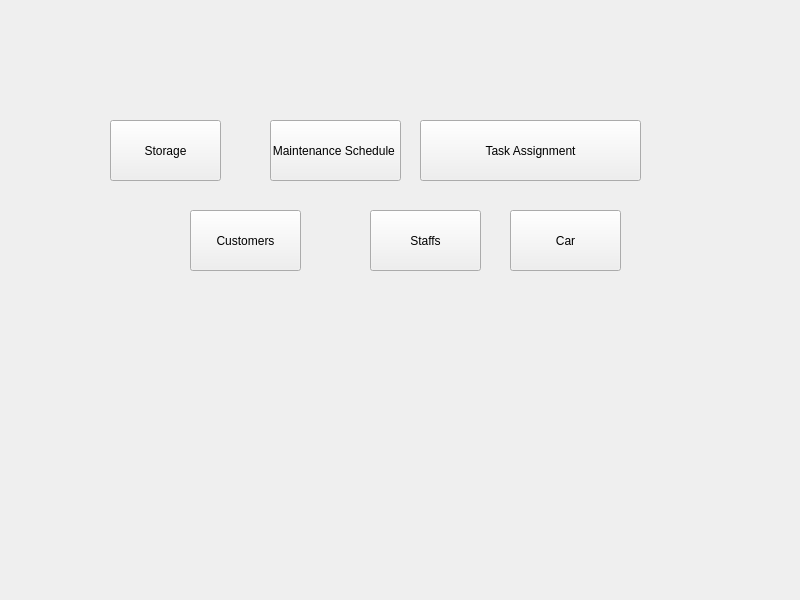
Old version of the form mainwindow.ui in the repository totargaming/AutomotiveRepairManagement.
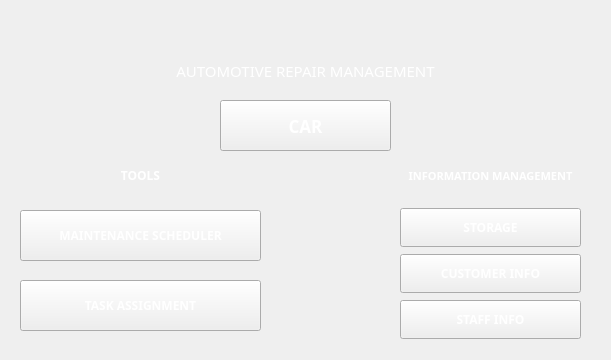
New version of the form. Icons and pictures are not drawn.

Patch:
```diff
--- a/mainwindow.ui
+++ b/mainwindow.ui
@@ -6,90 +6,678 @@
    <rect>
     <x>0</x>
     <y>0</y>
-    <width>800</width>
-    <height>600</height>
+    <width>611</width>
+    <height>360</height>
    </rect>
   </property>
+  <property name="minimumSize">
+   <size>
+    <width>611</width>
+    <height>360</height>
+   </size>
+  </property>
+  <property name="maximumSize">
+   <size>
+    <width>611</width>
+    <height>360</height>
+   </size>
+  </property>
+  <property name="palette">
+   <palette>
+    <active>
+     <colorrole role="WindowText">
+      <brush brushstyle="SolidPattern">
+       <color alpha="255">
+        <red>255</red>
+        <green>255</green>
+        <blue>255</blue>
+       </color>
+      </brush>
+     </colorrole>
+     <colorrole role="Text">
+      <brush brushstyle="SolidPattern">
+       <color alpha="255">
+        <red>255</red>
+        <green>255</green>
+        <blue>255</blue>
+       </color>
+      </brush>
+     </colorrole>
+     <colorrole role="ButtonText">
+      <brush brushstyle="SolidPattern">
+       <color alpha="255">
+        <red>255</red>
+        <green>255</green>
+        <blue>255</blue>
+       </color>
+      </brush>
+     </colorrole>
+     <colorrole role="PlaceholderText">
+      <brush brushstyle="SolidPattern">
+       <color alpha="128">
+        <red>255</red>
+        <green>255</green>
+        <blue>255</blue>
+       </color>
+      </brush>
+     </colorrole>
+    </active>
+    <inactive>
+     <colorrole role="WindowText">
+      <brush brushstyle="SolidPattern">
+       <color alpha="255">
+        <red>255</red>
+        <green>255</green>
+        <blue>255</blue>
+       </color>
+      </brush>
+     </colorrole>
+     <colorrole role="Text">
+      <brush brushstyle="SolidPattern">
+       <color alpha="255">
+        <red>255</red>
+        <green>255</green>
+        <blue>255</blue>
+       </color>
+      </brush>
+     </colorrole>
+     <colorrole role="ButtonText">
+      <brush brushstyle="SolidPattern">
+       <color alpha="255">
+        <red>255</red>
+        <green>255</green>
+        <blue>255</blue>
+       </color>
+      </brush>
+     </colorrole>
+     <colorrole role="PlaceholderText">
+      <brush brushstyle="SolidPattern">
+       <color alpha="128">
+        <red>255</red>
+        <green>255</green>
+        <blue>255</blue>
+       </color>
+      </brush>
+     </colorrole>
+    </inactive>
+    <disabled>
+     <colorrole role="WindowText">
+      <brush brushstyle="SolidPattern">
+       <color alpha="255">
+        <red>255</red>
+        <green>255</green>
+        <blue>255</blue>
+       </color>
+      </brush>
+     </colorrole>
+     <colorrole role="Text">
+      <brush brushstyle="SolidPattern">
+       <color alpha="255">
+        <red>255</red>
+        <green>255</green>
+        <blue>255</blue>
+       </color>
+      </brush>
+     </colorrole>
+     <colorrole role="ButtonText">
+      <brush brushstyle="SolidPattern">
+       <color alpha="255">
+        <red>255</red>
+        <green>255</green>
+        <blue>255</blue>
+       </color>
+      </brush>
+     </colorrole>
+     <colorrole role="PlaceholderText">
+      <brush brushstyle="SolidPattern">
+       <color alpha="128">
+        <red>255</red>
+        <green>255</green>
+        <blue>255</blue>
+       </color>
+      </brush>
+     </colorrole>
+    </disabled>
+   </palette>
+  </property>
+  <property name="font">
+   <font>
+    <family>STHupo</family>
+   </font>
+  </property>
   <property name="windowTitle">
-   <string>MainWindow</string>
+   <string>Automotive Repair Management</string>
+  </property>
+  <property name="windowIcon">
+   <iconset resource="appIcon.qrc">
+    <normaloff>:/icon/icons/Main.png</normaloff>:/icon/icons/Main.png</iconset>
+  </property>
+  <property name="styleSheet">
+   <string notr="true">background-image: url(:/icon/icons/background.jpg);
+background-repeat: no-repeat;
+background-position: center;
+
+</string>
   </property>
   <widget class="QWidget" name="centralwidget">
+   <widget class="QPushButton" name="Car">
+    <property name="geometry">
+     <rect>
+      <x>220</x>
+      <y>100</y>
+      <width>171</width>
+      <height>51</height>
+     </rect>
+    </property>
+    <property name="font">
+     <font>
+      <family>Yu Gothic UI Semibold</family>
+      <pointsize>13</pointsize>
+      <bold>true</bold>
+     </font>
+    </property>
+    <property name="cursor">
+     <cursorShape>PointingHandCursor</cursorShape>
+    </property>
+    <property name="autoFillBackground">
+     <bool>false</bool>
+    </property>
+    <property name="text">
+     <string>CAR</string>
+    </property>
+    <property name="icon">
+     <iconset resource="appIcon.qrc">
+      <normaloff>:/icon/icons/Car.png</normaloff>:/icon/icons/Car.png</iconset>
+    </property>
+    <property name="iconSize">
+     <size>
+      <width>30</width>
+      <height>30</height>
+     </size>
+    </property>
+   </widget>
+   <widget class="QLabel" name="label_2">
+    <property name="geometry">
+     <rect>
+      <x>50</x>
+      <y>160</y>
+      <width>181</width>
+      <height>31</height>
+     </rect>
+    </property>
+    <property name="font">
+     <font>
+      <family>Yu Gothic UI Semibold</family>
+      <pointsize>9</pointsize>
+      <bold>true</bold>
+     </font>
+    </property>
+    <property name="layoutDirection">
+     <enum>Qt::LeftToRight</enum>
+    </property>
+    <property name="autoFillBackground">
+     <bool>false</bool>
+    </property>
+    <property name="text">
+     <string>TOOLS</string>
+    </property>
+    <property name="alignment">
+     <set>Qt::AlignCenter</set>
+    </property>
+   </widget>
+   <widget class="QLabel" name="label_3">
+    <property name="geometry">
+     <rect>
+      <x>140</x>
+      <y>50</y>
+      <width>331</width>
+      <height>41</height>
+     </rect>
+    </property>
+    <property name="font">
+     <font>
+      <family>Sitka</family>
+      <pointsize>11</pointsize>
+     </font>
+    </property>
+    <property name="layoutDirection">
+     <enum>Qt::RightToLeft</enum>
+    </property>
+    <property name="text">
+     <string>AUTOMOTIVE REPAIR MANAGEMENT</string>
+    </property>
+    <property name="alignment">
+     <set>Qt::AlignCenter</set>
+    </property>
+   </widget>
+   <widget class="QPushButton" name="exitBtn">
+    <property name="geometry">
+     <rect>
+      <x>10</x>
+      <y>10</y>
+      <width>41</width>
+      <height>41</height>
+     </rect>
+    </property>
+    <property name="palette">
+     <palette>
+      <active>
+       <colorrole role="WindowText">
+        <brush brushstyle="SolidPattern">
+         <color alpha="255">
+          <red>255</red>
+          <green>255</green>
+          <blue>255</blue>
+         </color>
+        </brush>
+       </colorrole>
+       <colorrole role="Button">
+        <brush brushstyle="SolidPattern">
+         <color alpha="0">
+          <red>0</red>
+          <green>0</green>
+          <blue>0</blue>
+         </color>
+        </brush>
+       </colorrole>
+       <colorrole role="Text">
+        <brush brushstyle="SolidPattern">
+         <color alpha="255">
+          <red>255</red>
+          <green>255</green>
+          <blue>255</blue>
+         </color>
+        </brush>
+       </colorrole>
+       <colorrole role="ButtonText">
+        <brush brushstyle="SolidPattern">
+         <color alpha="255">
+          <red>255</red>
+          <green>255</green>
+          <blue>255</blue>
+         </color>
+        </brush>
+       </colorrole>
+       <colorrole role="Base">
+        <brush brushstyle="SolidPattern">
+         <color alpha="0">
+          <red>0</red>
+          <green>0</green>
+          <blue>0</blue>
+         </color>
+        </brush>
+       </colorrole>
+       <colorrole role="Window">
+        <brush brushstyle="SolidPattern">
+         <color alpha="0">
+          <red>0</red>
+          <green>0</green>
+          <blue>0</blue>
+         </color>
+        </brush>
+       </colorrole>
+       <colorrole role="PlaceholderText">
+        <brush brushstyle="SolidPattern">
+         <color alpha="128">
+          <red>255</red>
+          <green>255</green>
+          <blue>255</blue>
+         </color>
+        </brush>
+       </colorrole>
+      </active>
+      <inactive>
+       <colorrole role="WindowText">
+        <brush brushstyle="SolidPattern">
+         <color alpha="255">
+          <red>255</red>
+          <green>255</green>
+          <blue>255</blue>
+         </color>
+        </brush>
+       </colorrole>
+       <colorrole role="Button">
+        <brush brushstyle="SolidPattern">
+         <color alpha="0">
+          <red>0</red>
+          <green>0</green>
+          <blue>0</blue>
+         </color>
+        </brush>
+       </colorrole>
+       <colorrole role="Text">
+        <brush brushstyle="SolidPattern">
+         <color alpha="255">
+          <red>255</red>
+          <green>255</green>
+          <blue>255</blue>
+         </color>
+        </brush>
+       </colorrole>
+       <colorrole role="ButtonText">
+        <brush brushstyle="SolidPattern">
+         <color alpha="255">
+          <red>255</red>
+          <green>255</green>
+          <blue>255</blue>
+         </color>
+        </brush>
+       </colorrole>
+       <colorrole role="Base">
+        <brush brushstyle="SolidPattern">
+         <color alpha="0">
+          <red>0</red>
+          <green>0</green>
+          <blue>0</blue>
+         </color>
+        </brush>
+       </colorrole>
+       <colorrole role="Window">
+        <brush brushstyle="SolidPattern">
+         <color alpha="0">
+          <red>0</red>
+          <green>0</green>
+          <blue>0</blue>
+         </color>
+        </brush>
+       </colorrole>
+       <colorrole role="PlaceholderText">
+        <brush brushstyle="SolidPattern">
+         <color alpha="128">
+          <red>255</red>
+          <green>255</green>
+          <blue>255</blue>
+         </color>
+        </brush>
+       </colorrole>
+      </inactive>
+      <disabled>
+       <colorrole role="WindowText">
+        <brush brushstyle="SolidPattern">
+         <color alpha="255">
+          <red>255</red>
+          <green>255</green>
+          <blue>255</blue>
+         </color>
+        </brush>
+       </colorrole>
+       <colorrole role="Button">
+        <brush brushstyle="SolidPattern">
+         <color alpha="0">
+          <red>0</red>
+          <green>0</green>
+          <blue>0</blue>
+         </color>
+        </brush>
+       </colorrole>
+       <colorrole role="Text">
+        <brush brushstyle="SolidPattern">
+         <color alpha="255">
+          <red>255</red>
+          <green>255</green>
+          <blue>255</blue>
+         </color>
+        </brush>
+       </colorrole>
+       <colorrole role="ButtonText">
+        <brush brushstyle="SolidPattern">
+         <color alpha="255">
+          <red>255</red>
+          <green>255</green>
+          <blue>255</blue>
+         </color>
+        </brush>
+       </colorrole>
+       <colorrole role="Base">
+        <brush brushstyle="SolidPattern">
+         <color alpha="0">
+          <red>0</red>
+          <green>0</green>
+          <blue>0</blue>
+         </color>
+        </brush>
+       </colorrole>
+       <colorrole role="Window">
+        <brush brushstyle="SolidPattern">
+         <color alpha="0">
+          <red>0</red>
+          <green>0</green>
+          <blue>0</blue>
+         </color>
+        </brush>
+       </colorrole>
+       <colorrole role="PlaceholderText">
+        <brush brushstyle="SolidPattern">
+         <color alpha="128">
+          <red>255</red>
+          <green>255</green>
+          <blue>255</blue>
+         </color>
+        </brush>
+       </colorrole>
+      </disabled>
+     </palette>
+    </property>
+    <property name="font">
+     <font>
+      <family>Yu Gothic UI Semibold</family>
+      <bold>true</bold>
+     </font>
+    </property>
+    <property name="cursor">
+     <cursorShape>PointingHandCursor</cursorShape>
+    </property>
+    <property name="styleSheet">
+     <string notr="true">background-color: transparent; border: none;
+border-radius: 10px;</string>
+    </property>
+    <property name="text">
+     <string/>
+    </property>
+    <property name="icon">
+     <iconset resource="appIcon.qrc">
+      <normaloff>:/icon/icons/exit.jpg</normaloff>:/icon/icons/exit.jpg</iconset>
+    </property>
+    <property name="iconSize">
+     <size>
+      <width>59</width>
+      <height>58</height>
+     </size>
+    </property>
+    <property name="autoDefault">
+     <bool>false</bool>
+    </property>
+   </widget>
+   <widget class="QLabel" name="label">
+    <property name="geometry">
+     <rect>
+      <x>390</x>
+      <y>160</y>
+      <width>201</width>
+      <height>31</height>
+     </rect>
+    </property>
+    <property name="font">
+     <font>
+      <family>Yu Gothic UI Semibold</family>
+      <pointsize>8</pointsize>
+      <bold>true</bold>
+     </font>
+    </property>
+    <property name="layoutDirection">
+     <enum>Qt::LeftToRight</enum>
+    </property>
+    <property name="autoFillBackground">
+     <bool>false</bool>
+    </property>
+    <property name="text">
+     <string>INFORMATION MANAGEMENT</string>
+    </property>
+    <property name="alignment">
+     <set>Qt::AlignCenter</set>
+    </property>
+   </widget>
+   <widget class="QPushButton" name="Customer">
+    <property name="geometry">
+     <rect>
+      <x>400</x>
+      <y>254</y>
+      <width>181</width>
+      <height>39</height>
+     </rect>
+    </property>
+    <property name="font">
+     <font>
+      <family>Yu Gothic UI Semibold</family>
+      <bold>true</bold>
+     </font>
+    </property>
+    <property name="cursor">
+     <cursorShape>PointingHandCursor</cursorShape>
+    </property>
+    <property name="text">
+     <string>CUSTOMER INFO</string>
+    </property>
+    <property name="icon">
+     <iconset resource="appIcon.qrc">
+      <normaloff>:/icon/icons/Customer.png</normaloff>:/icon/icons/Customer.png</iconset>
+    </property>
+    <property name="iconSize">
+     <size>
+      <width>30</width>
+      <height>30</height>
+     </size>
+    </property>
+   </widget>
    <widget class="QPushButton" name="Storage">
     <property name="geometry">
      <rect>
-      <x>110</x>
-      <y>120</y>
-      <width>111</width>
-      <height>61</height>
+      <x>400</x>
+      <y>208</y>
+      <width>181</width>
+      <height>39</height>
      </rect>
     </property>
+    <property name="font">
+     <font>
+      <family>Yu Gothic UI Semibold</family>
+      <bold>true</bold>
+     </font>
+    </property>
+    <property name="cursor">
+     <cursorShape>PointingHandCursor</cursorShape>
+    </property>
     <property name="text">
-     <string>Storage</string>
+     <string>STORAGE</string>
+    </property>
+    <property name="icon">
+     <iconset resource="appIcon.qrc">
+      <normaloff>:/icon/icons/Storage.png</normaloff>:/icon/icons/Storage.png</iconset>
+    </property>
+    <property name="iconSize">
+     <size>
+      <width>30</width>
+      <height>30</height>
+     </size>
+    </property>
+   </widget>
+   <widget class="QPushButton" name="Staff">
+    <property name="geometry">
+     <rect>
+      <x>400</x>
+      <y>300</y>
+      <width>181</width>
+      <height>39</height>
+     </rect>
+    </property>
+    <property name="font">
+     <font>
+      <family>Yu Gothic UI Semibold</family>
+      <bold>true</bold>
+     </font>
+    </property>
+    <property name="cursor">
+     <cursorShape>PointingHandCursor</cursorShape>
+    </property>
+    <property name="layoutDirection">
+     <enum>Qt::LeftToRight</enum>
+    </property>
+    <property name="text">
+     <string>STAFF INFO</string>
+    </property>
+    <property name="icon">
+     <iconset resource="appIcon.qrc">
+      <normaloff>:/icon/icons/Staff.png</normaloff>:/icon/icons/Staff.png</iconset>
+    </property>
+    <property name="iconSize">
+     <size>
+      <width>30</width>
+      <height>30</height>
+     </size>
     </property>
    </widget>
    <widget class="QPushButton" name="Maintenance">
     <property name="geometry">
      <rect>
-      <x>270</x>
-      <y>120</y>
-      <width>131</width>
-      <height>61</height>
+      <x>20</x>
+      <y>210</y>
+      <width>241</width>
+      <height>51</height>
      </rect>
     </property>
+    <property name="font">
+     <font>
+      <family>Yu Gothic UI Semibold</family>
+      <bold>true</bold>
+     </font>
+    </property>
+    <property name="cursor">
+     <cursorShape>PointingHandCursor</cursorShape>
+    </property>
     <property name="text">
-     <string>Maintenance Schedule </string>
+     <string>MAINTENANCE SCHEDULER</string>
+    </property>
+    <property name="icon">
+     <iconset resource="appIcon.qrc">
+      <normaloff>:/icon/icons/scheduler.png</normaloff>:/icon/icons/scheduler.png</iconset>
+    </property>
+    <property name="iconSize">
+     <size>
+      <width>30</width>
+      <height>30</height>
+     </size>
     </property>
    </widget>
    <widget class="QPushButton" name="Task">
     <property name="geometry">
      <rect>
-      <x>420</x>
-      <y>120</y>
-      <width>221</width>
-      <height>61</height>
+      <x>20</x>
+      <y>280</y>
+      <width>241</width>
+      <height>51</height>
      </rect>
     </property>
-    <property name="text">
-     <string>Task Assignment</string>
+    <property name="font">
+     <font>
+      <family>Yu Gothic UI Semibold</family>
+      <bold>true</bold>
+     </font>
     </property>
-   </widget>
-   <widget class="QPushButton" name="Customer">
-    <property name="geometry">
-     <rect>
-      <x>190</x>
-      <y>210</y>
-      <width>111</width>
-      <height>61</height>
-     </rect>
+    <property name="cursor">
+     <cursorShape>PointingHandCursor</cursorShape>
     </property>
     <property name="text">
-     <string>Customers</string>
+     <string>TASK ASSIGNMENT</string>
     </property>
-   </widget>
-   <widget class="QPushButton" name="Staff">
-    <property name="geometry">
-     <rect>
-      <x>370</x>
-      <y>210</y>
-      <width>111</width>
-      <height>61</height>
-     </rect>
+    <property name="icon">
+     <iconset resource="appIcon.qrc">
+      <normaloff>:/icon/icons/TaskAssignment.png</normaloff>:/icon/icons/TaskAssignment.png</iconset>
     </property>
-    <property name="text">
-     <string>Staffs</string>
-    </property>
-   </widget>
-   <widget class="QPushButton" name="Car">
-    <property name="geometry">
-     <rect>
-      <x>510</x>
-      <y>210</y>
-      <width>111</width>
-      <height>61</height>
-     </rect>
-    </property>
-    <property name="text">
-     <string>Car</string>
+    <property name="iconSize">
+     <size>
+      <width>30</width>
+      <height>30</height>
+     </size>
     </property>
    </widget>
   </widget>
```
Left out of the diff: 4 changed lines with no effect on the pictures.
